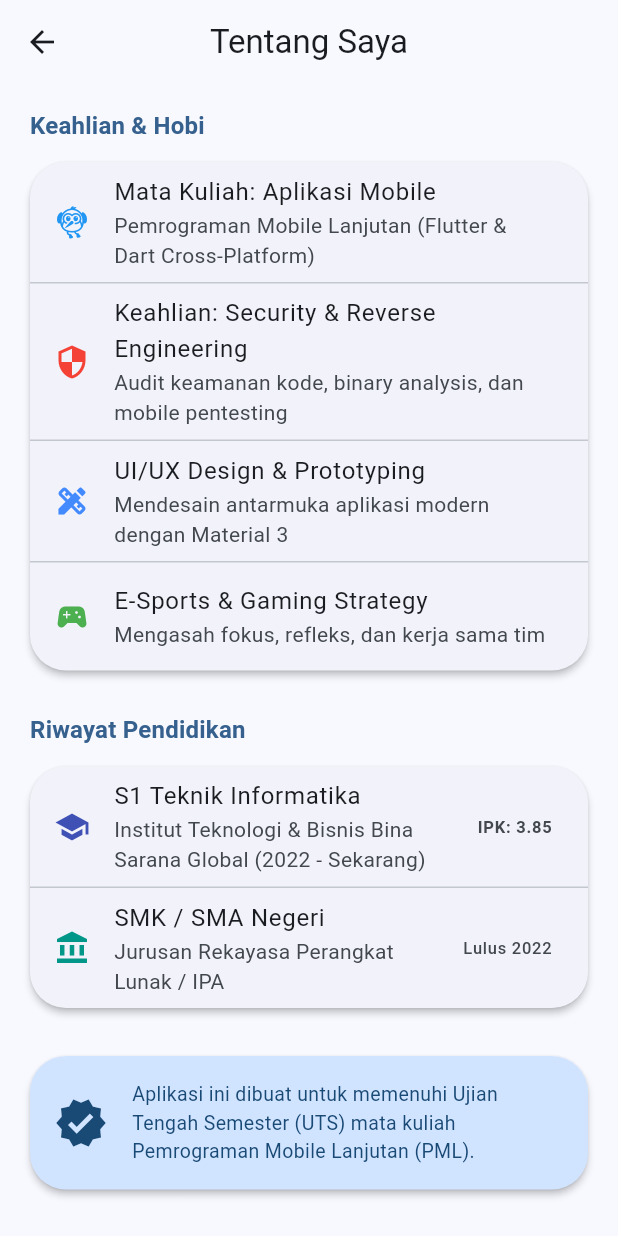
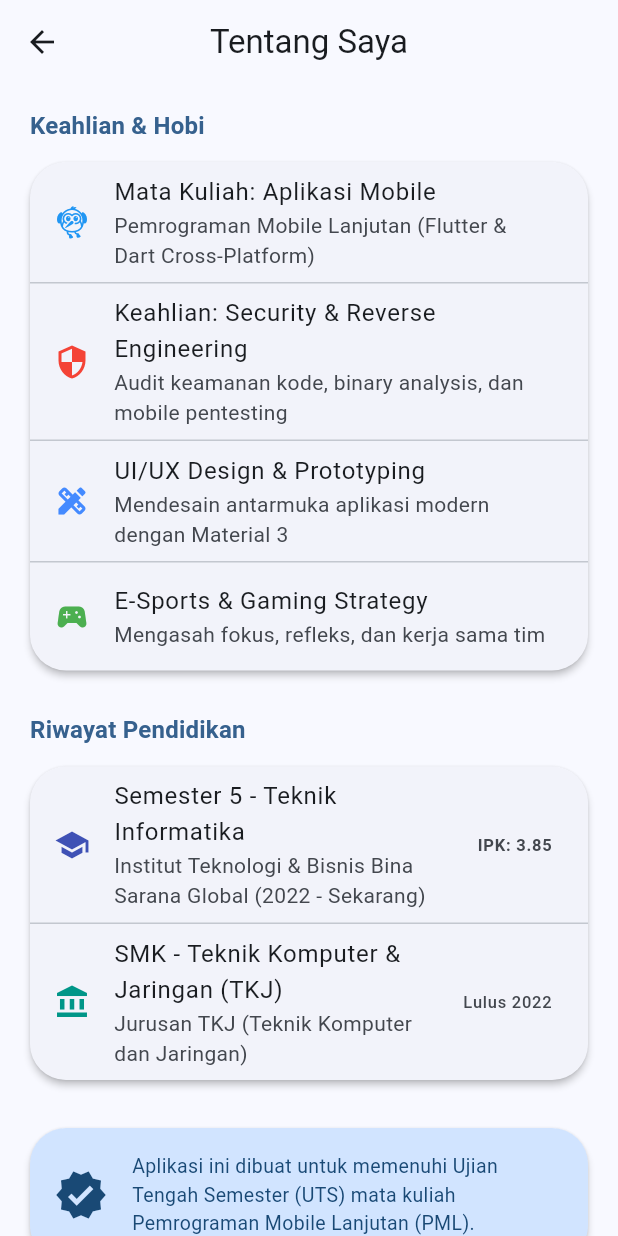
Before and after one commit to FikriBintangx/uts-pml-1122140142, a Flutter app: the AboutPage screen opened by its route, on a phone screen of 412 x 824 dp. Run offline on Flutter 3.47's test engine with Material 3 defaults, Android fonts, the phone set to English and light mode, and no system bars.

Commit message:
feat: nambah riwayat pendidikan semester 5 teknik informatika dan smk tkj

```diff
--- a/soal2-profil-app/lib/screens/about_page.dart
+++ b/soal2-profil-app/lib/screens/about_page.dart
@@ -77,7 +77,7 @@ class AboutPage extends StatelessWidget {
                 children: const [
                   ListTile(
                     leading: Icon(Icons.school, color: Colors.indigo),
-                    title: Text('S1 Teknik Informatika'),
+                    title: Text('Semester 5 - Teknik Informatika'),
                     subtitle: Text(
                         'Institut Teknologi & Bisnis Bina Sarana Global (2022 - Sekarang)'),
                     trailing: Text('IPK: 3.85',
@@ -87,8 +87,8 @@ class AboutPage extends StatelessWidget {
                   ListTile(
                     leading:
                         Icon(Icons.account_balance, color: Colors.teal),
-                    title: Text('SMK / SMA Negeri'),
-                    subtitle: Text('Jurusan Rekayasa Perangkat Lunak / IPA'),
+                    title: Text('SMK - Teknik Komputer & Jaringan (TKJ)'),
+                    subtitle: Text('Jurusan TKJ (Teknik Komputer dan Jaringan)'),
                     trailing: Text('Lulus 2022'),
                   ),
                 ],
```
